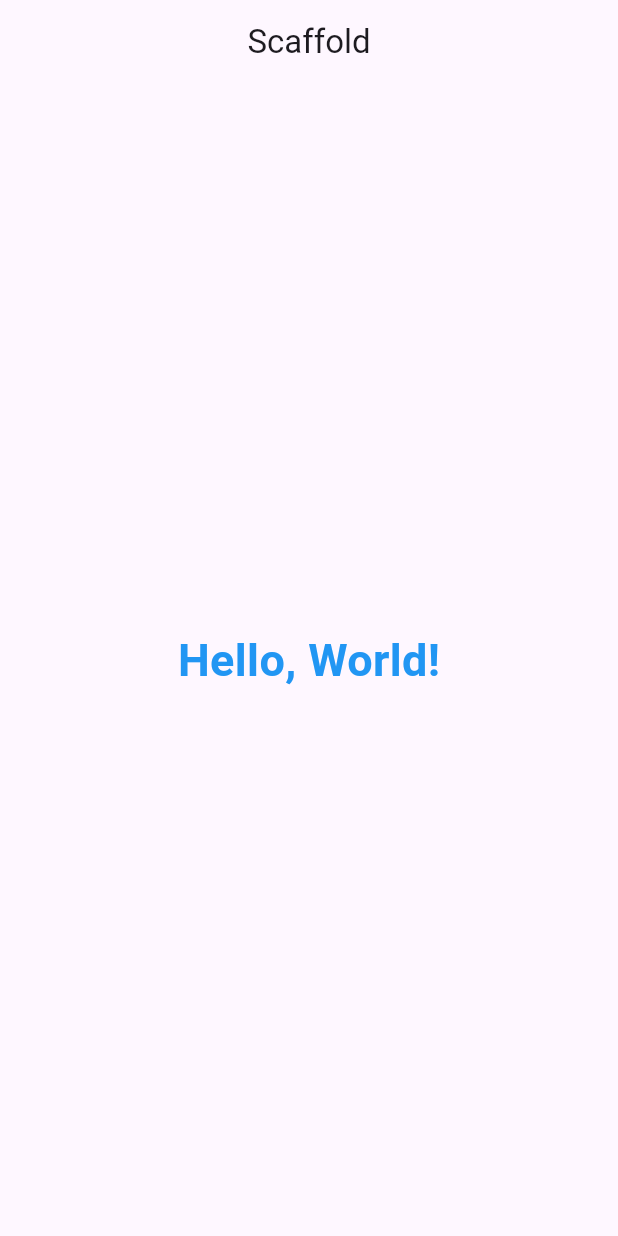
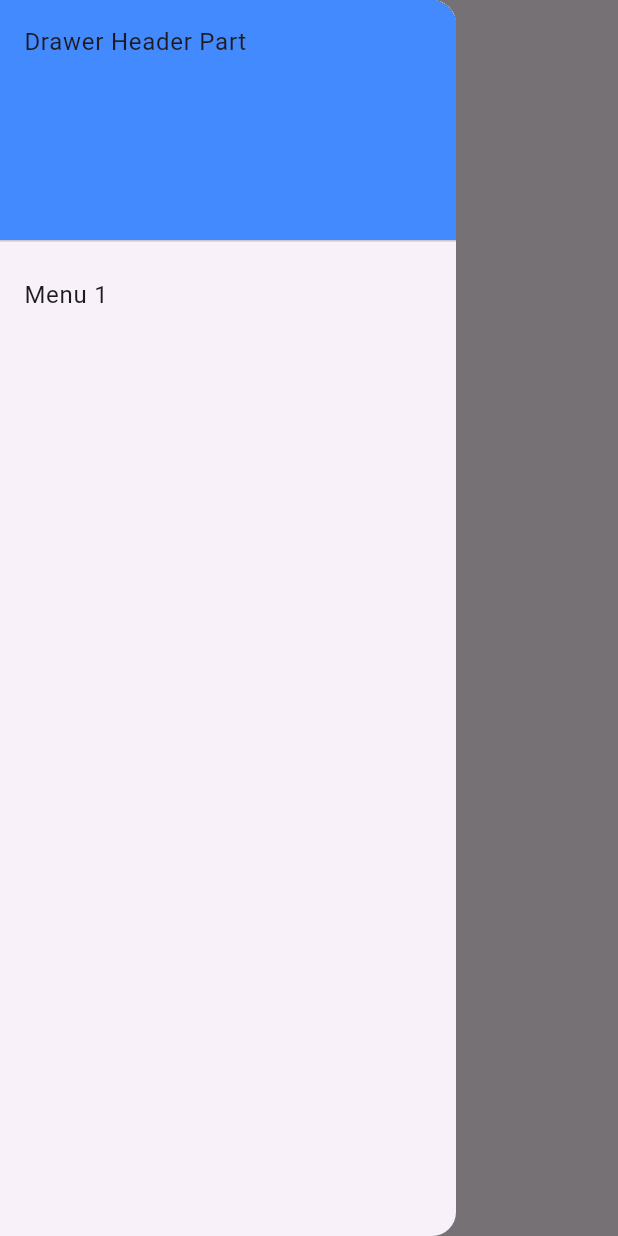
Before and after one commit to Lodny/core_courses, a Flutter app: the screen it shows after launch, with the side drawer open (before the commit the screen has no drawer), on a phone screen of 412 x 824 dp. Run offline on Flutter 3.47's test engine with Material 3 defaults, Android fonts, the phone set to English and light mode, and no system bars.

Commit message:
add Drawer()

```diff
--- a/lib/page/scaffold_page.dart
+++ b/lib/page/scaffold_page.dart
@@ -9,6 +9,21 @@ class ScaffoldPage extends StatelessWidget {
       appBar: AppBar(
         title: const Text('Scaffold'),
         centerTitle: true,
+      ),
+      drawer: Drawer(
+        child: ListView(
+          children: const [
+            DrawerHeader(
+              decoration: BoxDecoration(
+                color: Colors.blueAccent,
+              ),
+              child: Text('Drawer Header Part'),
+            ),
+            ListTile(
+              title: Text('Menu 1'),
+            ),
+          ],
+        ),
       ),
       body: const Center(
         child: Text(
```
